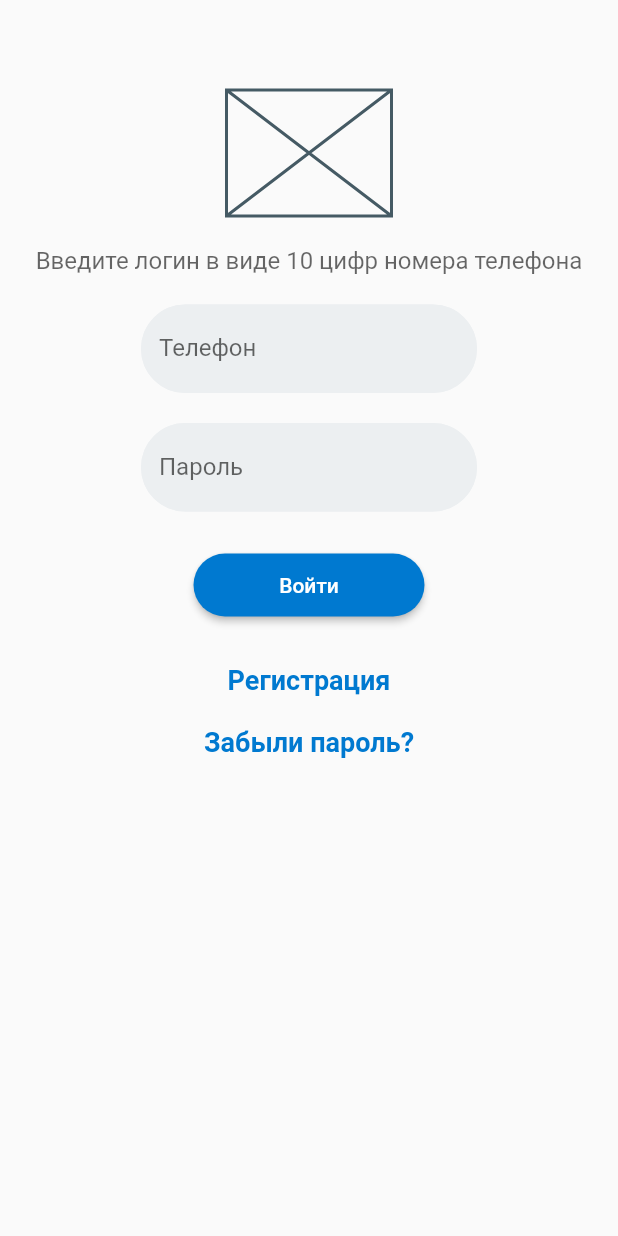
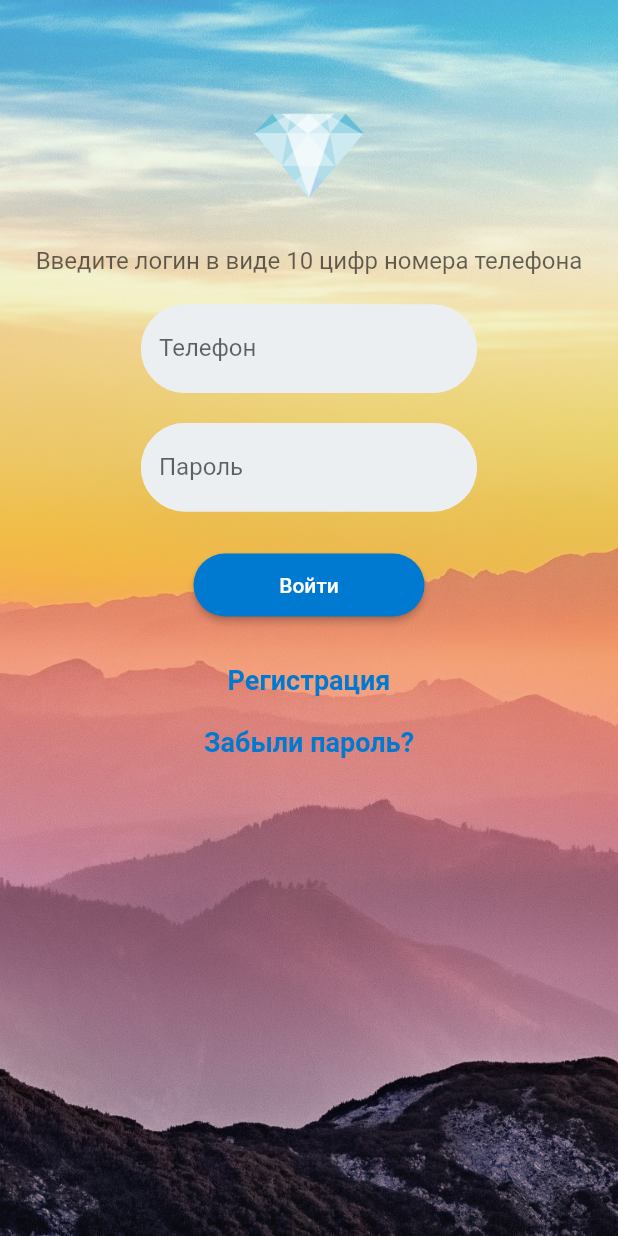
Before and after one commit to Gettell/auth_page, a Flutter app: the screen it shows after launch, on a phone screen of 412 x 824 dp. Run offline on Flutter 3.47's test engine with Material 2 defaults, Android fonts, the phone set to English and light mode, and no system bars.

Commit message:
добавлена картинка и фон

```diff
--- a/lib/main.dart
+++ b/lib/main.dart
@@ -25,11 +25,13 @@ class MyApp extends StatelessWidget {
 
     return MaterialApp(
       home: Scaffold(
-        body: Container(width: double.infinity,
+        body: Container(
+          decoration: BoxDecoration (image: DecorationImage(image: AssetImage('assets/fon.jpg'), fit: BoxFit.cover)),
+          width: double.infinity,
           child: Column(
             children: [
               SizedBox(height: 60,),
-              SizedBox(width: 110, height: 84, child: Placeholder(),),
+              SizedBox(width: 110, height: 84, child: Image(image: AssetImage('assets/diamond.png'),),),
               SizedBox(height: 20,),
               Text('Введите логин в виде 10 цифр номера телефона',
                 style: TextStyle(fontSize: 16, color: Color.fromRGBO(0, 0, 0, 0.6)),),
```
Also changed, not shown: pubspec.yaml (+7 -0 lines), assets/diamond.png (added), assets/fon.jpg (added).
